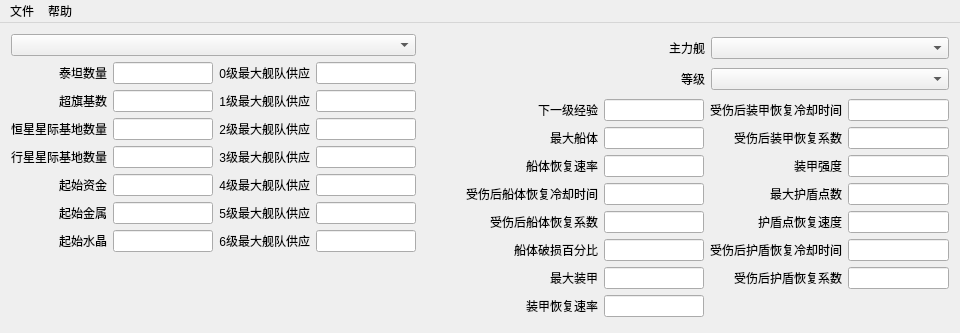
whisper512/SSE2_ConfigEditor, file SSE2_ConfigEditor/SSE2_ConfigEditorMainWnd.ui: the form before one commit.
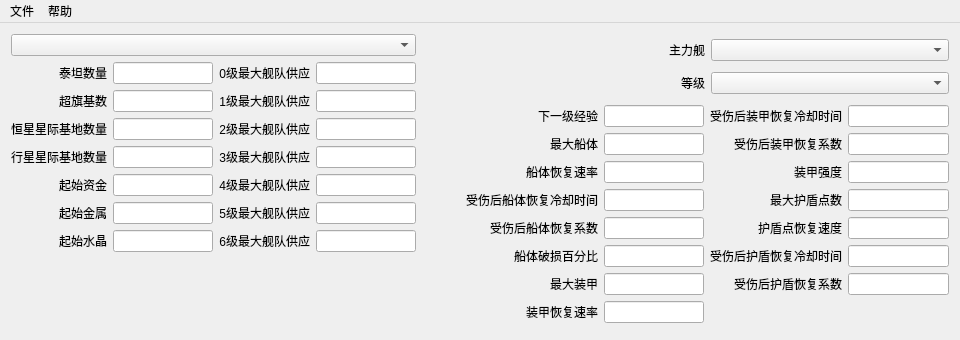
The form after the commit.

Diff of the .ui file:
```diff
--- a/SSE2_ConfigEditor/SSE2_ConfigEditorMainWnd.ui
+++ b/SSE2_ConfigEditor/SSE2_ConfigEditorMainWnd.ui
@@ -7,9 +7,15 @@
     <x>0</x>
     <y>0</y>
     <width>960</width>
-    <height>333</height>
+    <height>340</height>
    </rect>
   </property>
+  <property name="sizePolicy">
+   <sizepolicy hsizetype="Fixed" vsizetype="Fixed">
+    <horstretch>0</horstretch>
+    <verstretch>0</verstretch>
+   </sizepolicy>
+  </property>
   <property name="windowTitle">
    <string/>
   </property>
```
